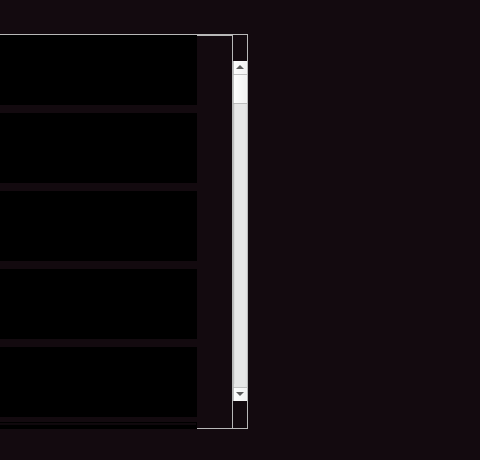
The window that Dungeoner/Windows/CharacterWindow/characterwindow.ui (Denis-Igorevich-Frolov/Dungeoner-on-QT) describes before a commit, drawn with Qt 5; both pictures show x 548 to 1028 and y 186 to 646 of the 1186 by 646 pixel window.
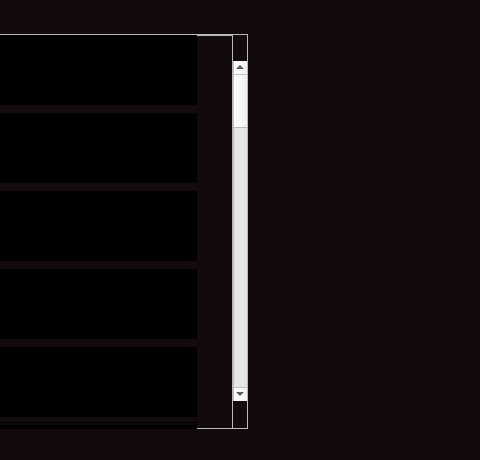
The same window after the commit. Custom widgets are drawn as their Qt base class.

```diff
--- a/Dungeoner/Windows/CharacterWindow/characterwindow.ui
+++ b/Dungeoner/Windows/CharacterWindow/characterwindow.ui
@@ -1626,10 +1626,13 @@
        <string notr="true"/>
       </property>
       <property name="maximum">
-       <number>10</number>
+       <number>377</number>
+      </property>
+      <property name="singleStep">
+       <number>76</number>
       </property>
       <property name="pageStep">
-       <number>1</number>
+       <number>76</number>
       </property>
       <property name="orientation">
        <enum>Qt::Vertical</enum>
```
Left out of the diff: 3 changed lines with no effect on the pictures.
